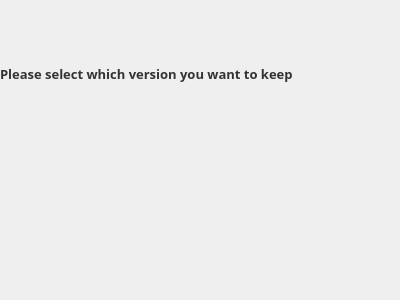
Qt form src/MEGASync/stalled_issues/gui/stalled_issues_cases/macx/MoveOrRenameCannotOccur.ui (meganz/MEGAsync) before a commit.
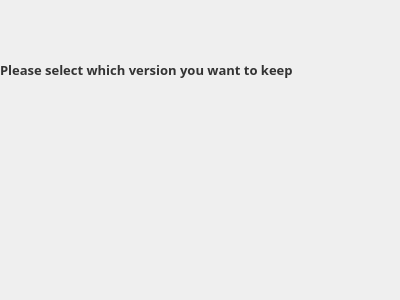
The same form after that commit. Custom widgets are drawn as their Qt base class.

Commit message: Added new classes for MoveOrRenameCannotOccur GUI

```diff
--- a/src/MEGASync/stalled_issues/gui/stalled_issues_cases/macx/MoveOrRenameCannotOccur.ui
+++ b/src/MEGASync/stalled_issues/gui/stalled_issues_cases/macx/MoveOrRenameCannotOccur.ui
@@ -15,7 +15,7 @@
   </property>
   <layout class="QVBoxLayout" name="layout">
    <property name="spacing">
-    <number>0</number>
+    <number>7</number>
    </property>
    <property name="leftMargin">
     <number>0</number>
@@ -24,10 +24,10 @@
     <number>0</number>
    </property>
    <property name="rightMargin">
-    <number>0</number>
+    <number>11</number>
    </property>
    <property name="bottomMargin">
-    <number>0</number>
+    <number>11</number>
    </property>
    <item>
     <widget class="QLabel" name="selectLabel">
```
Left out of the diff: 12 changed lines with no effect on the pictures. The commit also changes 31 other files.
